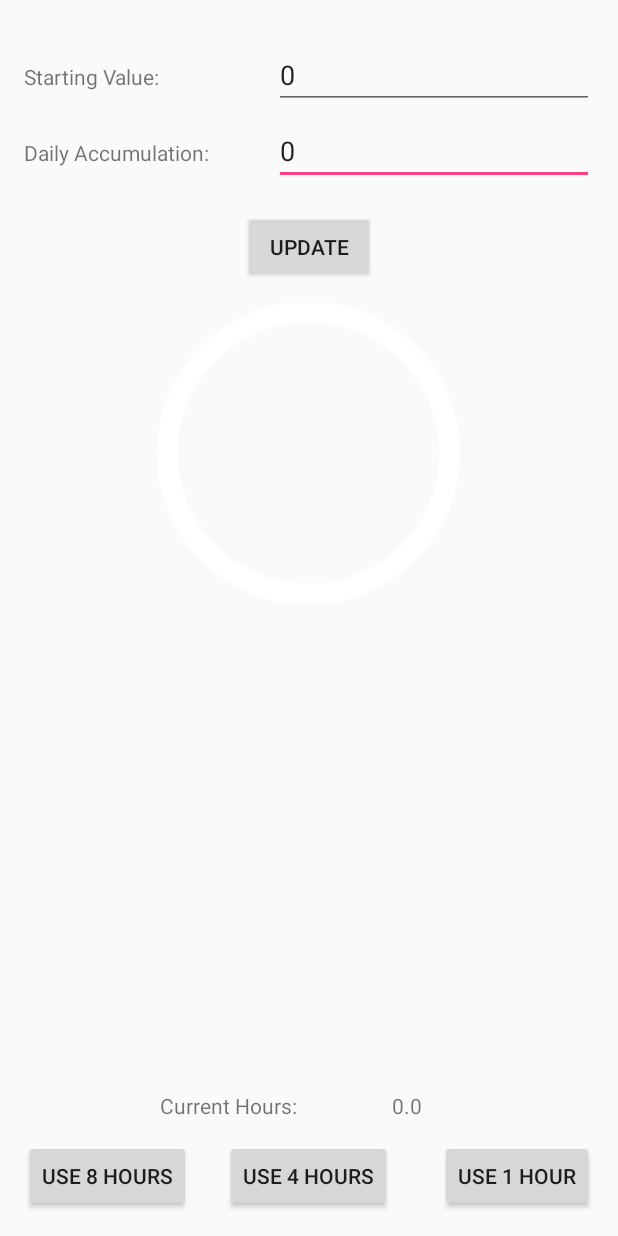
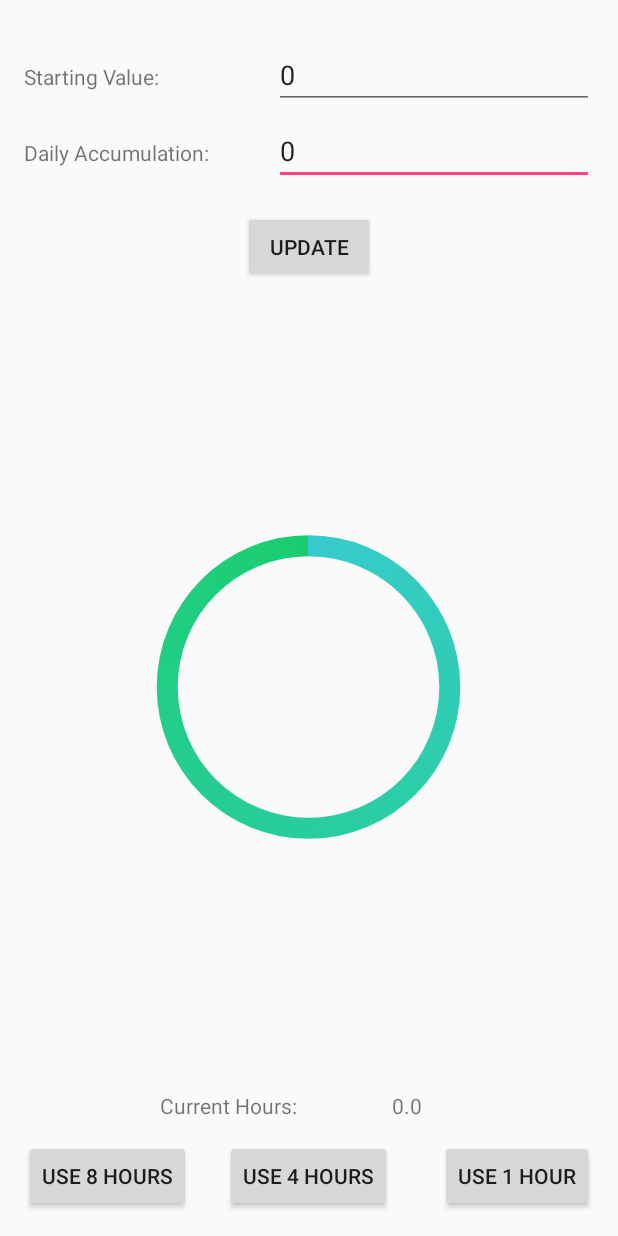
Before and after one commit to sydturn/VacationCalculator, an Android app: the layout activity_main.xml on its own in the app's theme, with its tools: preview values and no code run, on a phone screen of 412 x 824 dp. Run offline under Robolectric (Android 15) with nearby library versions, the phone set to English and light mode, and no system bars.

Commit message:
got the progress bar working and fixed another calculating bug

```diff
--- a/app/src/main/java/com/example/sydney/vacationcalculator/MainActivity.java
+++ b/app/src/main/java/com/example/sydney/vacationcalculator/MainActivity.java
@@ -9,6 +9,7 @@ import android.text.TextWatcher;
 import android.view.View;
 import android.widget.Button;
 import android.widget.EditText;
+import android.widget.ProgressBar;
 import android.widget.TextView;
 
 import static java.lang.Float.parseFloat;
@@ -18,6 +19,7 @@ public class MainActivity extends AppCompatActivity {
     EditText startingValue;
     EditText dailyAccumulation;
     float collectedHours;
+    ProgressBar progressBar;
     @Override
     protected void onCreate(Bundle savedInstanceState) {
         super.onCreate(savedInstanceState);
@@ -36,33 +38,42 @@ public class MainActivity extends AppCompatActivity {
         eightHours.setOnClickListener(new View.OnClickListener() {
             public void onClick(View v) {
                 collectedHours -= 8;
+                //store new collected value
                 SharedPreferences sharedPref = getPreferences(Context.MODE_PRIVATE);
                 SharedPreferences.Editor editor = sharedPref.edit();
                 editor.putFloat("currentValue", collectedHours);
                 editor.commit();
+                //update current accumualation and corresponding progress chart
                 showCurrentHoursCollected.setText(Float.toString(collectedHours));
+                progressBar.setProgress((int)Math.floor(collectedHours));
             }
         });
 
         fourHours.setOnClickListener(new View.OnClickListener() {
             public void onClick(View v) {
                 collectedHours -= 4;
+                //store new collected value
                 SharedPreferences sharedPref = getPreferences(Context.MODE_PRIVATE);
                 SharedPreferences.Editor editor = sharedPref.edit();
                 editor.putFloat("currentValue", collectedHours);
                 editor.commit();
+                //update current accumualation and corresponding progress chart
                 showCurrentHoursCollected.setText(Float.toString(collectedHours));
+                progressBar.setProgress((int)Math.floor(collectedHours));
             }
         });
 
         oneHour.setOnClickListener(new View.OnClickListener() {
             public void onClick(View v) {
                 collectedHours -= 1;
+                //store new collected value
                 SharedPreferences sharedPref = getPreferences(Context.MODE_PRIVATE);
                 SharedPreferences.Editor editor = sharedPref.edit();
                 editor.putFloat("currentValue", collectedHours);
                 editor.commit();
+                //update current accumualation and corresponding progress chart
                 showCurrentHoursCollected.setText(Float.toString(collectedHours));
+                progressBar.setProgress((int)Math.floor(collectedHours));
             }
         });
 
@@ -73,19 +84,30 @@ public class MainActivity extends AppCompatActivity {
                 //update values based on user input
                 SharedPreferences sharedPref = getPreferences(Context.MODE_PRIVATE);
                 SharedPreferences.Editor editor = sharedPref.edit();
+                //update values stroed in shared preferences
                 editor.putFloat("dailyAccumulated", dailyAccumulatedValue);
                 editor.putFloat("currentValue", startingHoursValue);
+                //update collected text
                 showCurrentHoursCollected.setText(Float.toString(startingHoursValue));
+                //update collected to be starting
                 collectedHours = startingHoursValue;
+                //update progress bar
+                progressBar.setProgress((int)Math.floor(collectedHours));
                 editor.commit();
             }
         });
 
+        //get last value and input it where appropriate
         SharedPreferences sharedPref = getPreferences(Context.MODE_PRIVATE);
         float currentValue = sharedPref.getFloat("currentValue", 0);
         startingValue.setText(Float.toString(sharedPref.getFloat("currentValue", 0)));
         dailyAccumulation.setText(Float.toString(sharedPref.getFloat("dailyAccumulated", 0)));
+        collectedHours = currentValue;
+        //set progress bar value to stored value
+        progressBar = (ProgressBar)findViewById(R.id.countdownTimer);
+        progressBar.setProgress((int)Math.floor(currentValue));
 
+        //set current hours collected to stored value
         showCurrentHoursCollected.setText(Float.toString(currentValue));
     }
 }
--- a/app/src/main/res/drawable/circular_progress_bar.xml
+++ b/app/src/main/res/drawable/circular_progress_bar.xml
@@ -3,8 +3,8 @@
     <shape android:innerRadiusRatio="2.5" android:shape="ring" android:thickness="14dp" android:useLevel="true">
         <!-- this line fixes the issue for lollipop api 21 -->
         <gradient
-            android:angle="0" android:endColor="#ffffff"
-            android:startColor="#ffffff" android:type="sweep"
+            android:angle="0" android:endColor="#1ace6f"
+            android:startColor="#37CCCC" android:type="sweep"
             android:useLevel="false" />
     </shape>
 </rotate>
--- a/app/src/main/res/drawable/circular_shape.xml
+++ b/app/src/main/res/drawable/circular_shape.xml
@@ -1,10 +1,6 @@
 <?xml version="1.0" encoding="utf-8"?>
-<selector xmlns:android="http://schemas.android.com/apk/res/android">
-    <shape
-        android:shape="ring"
-        android:innerRadiusRatio="2.5"
-        android:thickness="14dp"
-        android:useLevel="false">
-        <solid android:color="#37cccc" />
-    </shape>
-</selector>
+<shape xmlns:android="http://schemas.android.com/apk/res/android"
+    android:shape="ring" android:innerRadiusRatio="2.5"
+    android:thickness="14dp" android:useLevel="false">
+    <solid android:color="#ffffff" />
+</shape>
--- a/app/src/main/res/layout/activity_main.xml
+++ b/app/src/main/res/layout/activity_main.xml
@@ -72,20 +72,6 @@
         android:layout_below="@+id/dailyAccumulation"
         android:layout_centerHorizontal="true" />
 
-    <ProgressBar android:id="@+id/countdownTimer"
-        android:layout_width="218dp"
-        android:indeterminate="false"
-        android:progressDrawable="@drawable/circular_progress_bar"
-        android:background="@drawable/circular_shape" style="?android:attr/progressBarStyleHorizontal"
-        android:max="100"
-        android:progress="100"
-        android:layout_height="200dp"
-        android:layout_row="2"
-        android:layout_column="0"
-        android:layout_below="@+id/updateButton"
-        android:layout_centerHorizontal="true"
-        android:layout_marginTop="13dp" />
-
     <Button
         android:text="Use 8 hours"
         android:layout_width="wrap_content"
@@ -135,4 +121,18 @@
         android:layout_above="@+id/removeEight"
         android:layout_toRightOf="@+id/startingValueText"
         android:layout_toEndOf="@+id/startingValueText" />
+
+    <ProgressBar android:id="@+id/countdownTimer"
+        android:layout_width="218dp"
+        android:indeterminate="false"
+        android:progressDrawable="@drawable/circular_progress_bar"
+        android:background="@drawable/circular_shape" style="?android:attr/progressBarStyleHorizontal"
+        android:max="100"
+        android:progress="100"
+        android:layout_height="200dp"
+        android:layout_row="2"
+        android:layout_column="0"
+        android:layout_below="@+id/updateButton"
+        android:layout_centerHorizontal="true"
+        android:layout_above="@+id/collectedHours" />
 </RelativeLayout>
```
